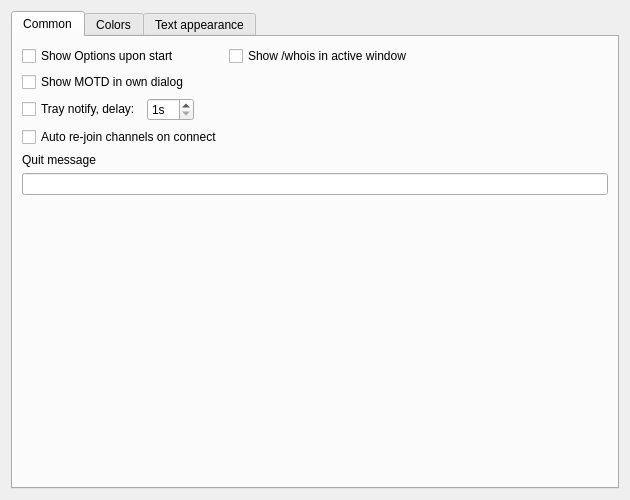
This is iconfig/iconfigcustomize.ui in daniel-Jones/IdealIRC as Qt 5 draws it before an edit. The edited form follows.
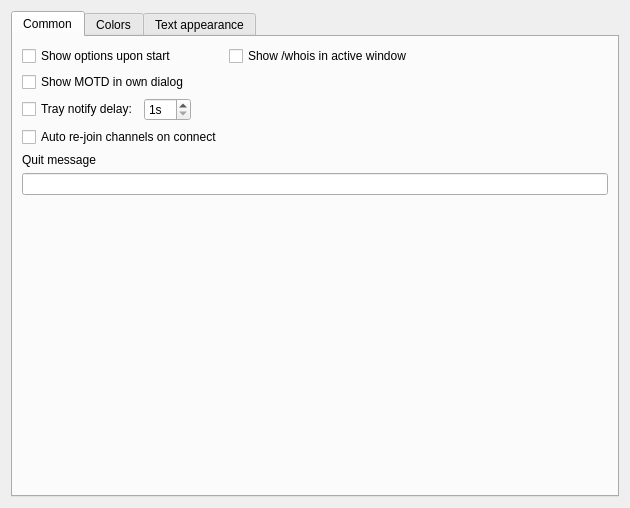
This is the edited form. The open tabs and pages were chosen to show the change.

Commit message: Corrected a few minor grammatic and english related errors within some forms

Diff of the .ui file:
```diff
--- a/iconfig/iconfigcustomize.ui
+++ b/iconfig/iconfigcustomize.ui
@@ -10,7 +10,7 @@
     <x>0</x>
     <y>0</y>
     <width>630</width>
-    <height>496</height>
+    <height>508</height>
    </rect>
   </property>
   <property name="windowTitle">
@@ -30,7 +30,7 @@
        <item row="0" column="0" colspan="2">
         <widget class="QCheckBox" name="chkShowOptions">
          <property name="text">
-          <string>Show Options upon start</string>
+          <string>Show options upon start</string>
          </property>
         </widget>
        </item>
@@ -64,7 +64,7 @@
        <item row="2" column="0">
         <widget class="QCheckBox" name="chkTrayNotify">
          <property name="text">
-          <string>Tray notify, delay:</string>
+          <string>Tray notify delay:</string>
          </property>
         </widget>
        </item>
```
Left out of the diff: 4 changed lines with no effect on the pictures. The commit also changes 3 other files.
